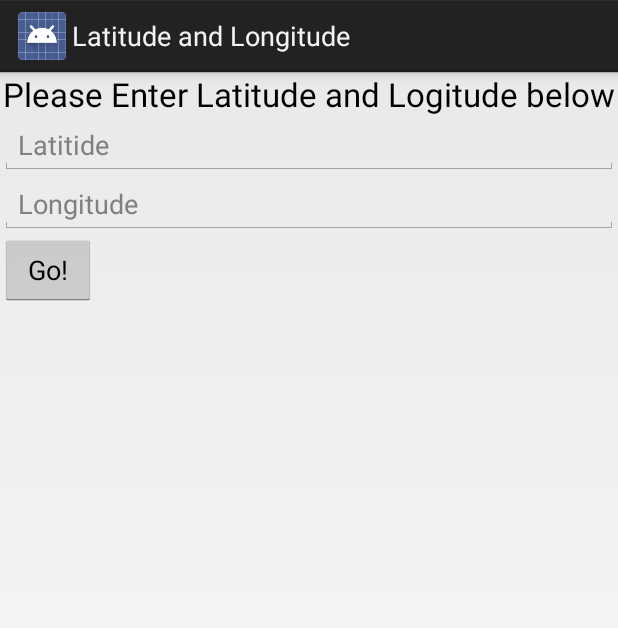
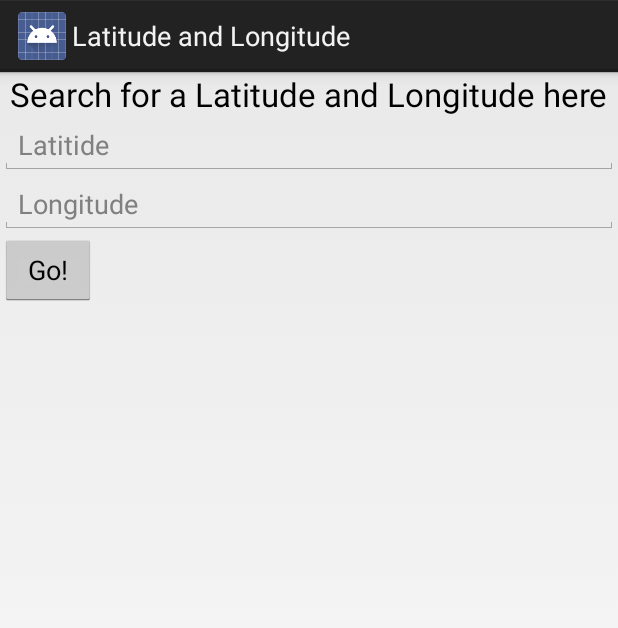
Before and after one commit to 2EDWAP71/Mapping, an Android app: the screen it shows after launch (Set_Location), in the options menu, after a tap on "Latitude and Longitude", on a phone screen of 412 x 824 dp. Shown: the top 628 px of the screen. Run offline under Robolectric (Android 15) with nearby library versions, the phone set to English and light mode, and no system bars; libraries missing offline, so code that uses them is left out: org.osmdroid.config, org.osmdroid.tileprovider, org.osmdroid.util, org.osmdroid.views; 5 statements that could not run were skipped.

```diff
--- a/app/src/main/java/com/example/a2edwap71/mapping/HelloMap.java
+++ b/app/src/main/java/com/example/a2edwap71/mapping/HelloMap.java
@@ -21,7 +21,7 @@ import android.content.Intent;
 import org.osmdroid.tileprovider.tilesource.TileSourceFactory;
 
 public class HelloMap extends Activity
-    implements View.OnClickListener {
+     {
 
 
     //extends-where the file is from as well
@@ -43,8 +43,7 @@ public class HelloMap extends Activity
         mv = (MapView) findViewById(R.id.map1);
         //finds map1
 
-        Button submitButton = (Button) findViewById(R.id.BtnCamera);
-        submitButton.setOnClickListener(this);
+
 
         mv.setBuiltInZoomControls(true);
         //given zoom controls
@@ -57,15 +56,7 @@ public class HelloMap extends Activity
 
 
     @Override
-    public void onClick(View view) {
-        EditText latitudeEditText = (EditText) findViewById(R.id.Latitude_editText1);
-        double latitude = Double.parseDouble(latitudeEditText.getText().toString());
 
-        EditText longitudeEditText = (EditText) findViewById(R.id.Longlitude_editText2);
-        double longitude = Double.parseDouble(longitudeEditText.getText().toString());
-
-        mv.getController().setCenter(new GeoPoint(latitude, longitude));
-    }
     public boolean onCreateOptionsMenu(Menu menu)
     {
         MenuInflater inflater=getMenuInflater();//menu inflater reads in the xml file. inflates and generates a menu object
--- a/app/src/main/res/layout/lat_and_lon.xml
+++ b/app/src/main/res/layout/lat_and_lon.xml
@@ -7,7 +7,7 @@
         android:layout_width="wrap_content"
         android:layout_height="wrap_content"
         android:textAppearance="?android:attr/textAppearanceLarge"
-        android:text="Please Enter Latitude and Logitude below"
+        android:text="Search for a Latitude and Longitude here"
         android:id="@+id/textView"
         android:layout_gravity="center_horizontal" />
 
```
Also changed, not shown: app/src/main/java/com/example/a2edwap71/mapping/Set_Location.java (+15 -3 lines), app/src/main/res/layout/activity_main.xml (+0 -23 lines).
